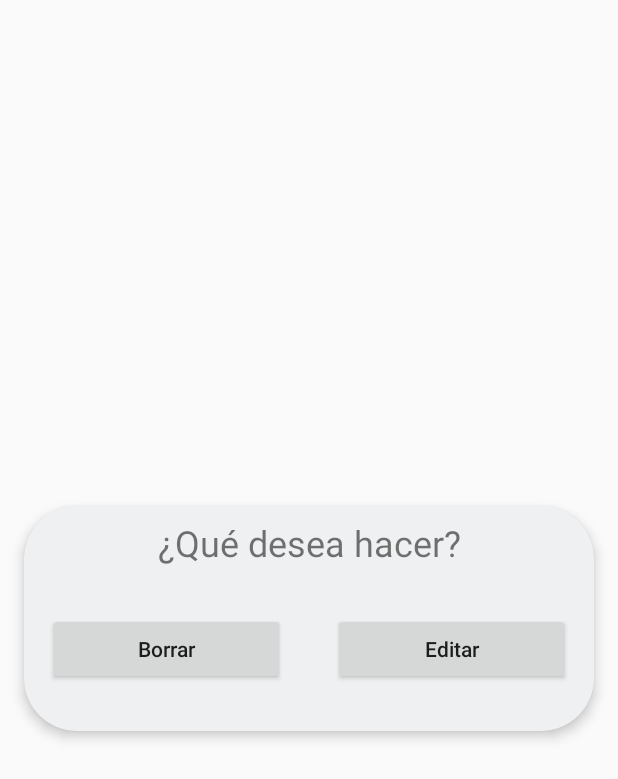
After one commit to TheBeeProgrammer/NoteIT, an Android app: the layout delete_note_dialog.xml on its own in the app's theme, with its tools: preview values and no code run, on a phone screen of 412 x 824 dp. The commit adds this screen. Shown: the top 779 px of the screen. Run offline under Robolectric (Android 15) with nearby library versions, the phone set to English and light mode, and no system bars.

Commit message:
DeleteNoteDialog.kt added

```diff
--- a/HomeWorkNotes/app/src/main/java/com/example/homeworknotes/view/dialogs/AddTaskDialog.kt
+++ b/HomeWorkNotes/app/src/main/java/com/example/homeworknotes/view/dialogs/AddTaskDialog.kt
@@ -17,7 +17,7 @@ class AddTasksDialog : DialogFragment() {
 
     private lateinit var edtTask: EditText
     private lateinit var btnSave: Button
-    private var listener: ListenerTask? = null
+
 
 
     override fun onCreateView(
--- a/HomeWorkNotes/app/src/main/java/com/example/homeworknotes/view/dialogs/DeleteNoteDialog.kt
+++ b/HomeWorkNotes/app/src/main/java/com/example/homeworknotes/view/dialogs/DeleteNoteDialog.kt
@@ -1 +1,21 @@
 package com.example.homeworknotes.view.dialogs
+
+import android.os.Bundle
+import android.view.LayoutInflater
+import android.view.View
+import android.view.ViewGroup
+import androidx.fragment.app.DialogFragment
+import com.example.homeworknotes.R
+
+class DeleteNoteDialog : DialogFragment() {
+
+    override fun onCreateView(
+        inflater: LayoutInflater,
+        container: ViewGroup?,
+        savedInstanceState: Bundle?
+    ): View? {
+        val view = inflater.inflate(R.layout.add_task_dialog, container, false)
+        return super.onCreateView(inflater, container, savedInstanceState)
+    }
+
+}
--- a/HomeWorkNotes/app/src/main/java/com/example/homeworknotes/view/fragments/NotesFragment.kt
+++ b/HomeWorkNotes/app/src/main/java/com/example/homeworknotes/view/fragments/NotesFragment.kt
@@ -14,12 +14,13 @@ import androidx.fragment.app.Fragment
 import androidx.lifecycle.ViewModelProviders
 import com.example.homeworknotes.R
 import com.example.homeworknotes.model.NotesModel
+import com.example.homeworknotes.utils.setFormatDate
 import com.example.homeworknotes.view.dialogs.DatePickerFragment
 import com.example.homeworknotes.viewmodel.NotesViewModel
 import java.util.*
 
-private const val ARG_HOMEWORK_ID = "homework_id"
-private const val TAG = "HomeWorkNotesFragment"
+private const val ARG_HOMEWORK_ID = "note_id"
+private const val TAG = "NotesFragment"
 private const val DIALOG_DATE = "DialogDate"
 private const val REQUEST_DATE = 0
 
@@ -84,12 +85,12 @@ class NotesFragment : Fragment(), DatePickerFragment.Callbacks {
     }
 
     private fun initUI() {
-      /*edtName.setText("")
-        btnDate.text = note.date.toString()
+        edtName.setText(note.name)
+        btnDate.setFormatDate(note.date)
         checkBoxComplete.apply {
             isChecked = note.isComplete
             jumpDrawablesToCurrentState()
-        }*/
+        }
 
     }
 
--- /dev/null
+++ b/HomeWorkNotes/app/src/main/res/layout/delete_note_dialog.xml
@@ -0,0 +1,64 @@
+<?xml version="1.0" encoding="utf-8"?>
+<androidx.constraintlayout.widget.ConstraintLayout xmlns:android="http://schemas.android.com/apk/res/android"
+    xmlns:app="http://schemas.android.com/apk/res-auto"
+    xmlns:tools="http://schemas.android.com/tools"
+    android:layout_width="match_parent"
+    android:layout_height="match_parent">
+
+    <androidx.cardview.widget.CardView
+        android:layout_width="match_parent"
+        android:layout_height="150dp"
+        android:layout_marginLeft="16dp"
+        android:layout_marginRight="16dp"
+        android:padding="8dp"
+        app:cardBackgroundColor="#EFF0F1"
+        app:cardCornerRadius="35dp"
+        app:cardElevation="5dp"
+        app:layout_constraintBottom_toBottomOf="parent"
+        app:layout_constraintEnd_toEndOf="parent"
+        app:layout_constraintStart_toStartOf="parent"
+        app:layout_constraintTop_toTopOf="parent">
+
+        <androidx.constraintlayout.widget.ConstraintLayout
+            android:layout_width="match_parent"
+            android:layout_height="match_parent">
+
+            <TextView
+                android:id="@+id/tv_question"
+                android:layout_width="wrap_content"
+                android:layout_height="wrap_content"
+                android:layout_marginTop="8dp"
+                android:text="@string/delete_question"
+                android:textSize="24sp"
+                app:layout_constraintEnd_toEndOf="parent"
+                app:layout_constraintStart_toStartOf="parent"
+                app:layout_constraintTop_toTopOf="parent" />
+
+            <Button
+                android:id="@+id/btn_delete"
+                android:layout_width="0dp"
+                android:layout_height="wrap_content"
+                android:layout_margin="16dp"
+                android:text="@string/borrar"
+                android:textAllCaps="false"
+                app:layout_constraintBottom_toBottomOf="parent"
+                app:layout_constraintEnd_toStartOf="@+id/btn_edit"
+                app:layout_constraintStart_toStartOf="parent"
+                app:layout_constraintTop_toBottomOf="@+id/tv_question" />
+
+            <Button
+                android:id="@+id/btn_edit"
+                android:layout_width="0dp"
+                android:layout_height="wrap_content"
+                android:layout_marginStart="16dp"
+                android:layout_marginEnd="16dp"
+                android:text="@string/editar"
+                android:textAllCaps="false"
+                app:layout_constraintBottom_toBottomOf="parent"
+                app:layout_constraintEnd_toEndOf="parent"
+                app:layout_constraintStart_toEndOf="@+id/btn_delete"
+                app:layout_constraintTop_toBottomOf="@+id/tv_question" />
+        </androidx.constraintlayout.widget.ConstraintLayout>
+    </androidx.cardview.widget.CardView>
+
+</androidx.constraintlayout.widget.ConstraintLayout>
--- a/HomeWorkNotes/app/src/main/res/values/strings.xml
+++ b/HomeWorkNotes/app/src/main/res/values/strings.xml
@@ -6,4 +6,7 @@
     <string name="homework_made">HomeWork Made</string>
     <string name="agrega_una_nota">Agrega una nota</string>
     <string name="search_note">Buscar Nota</string>
+    <string name="delete_question">¿Qué desea hacer?</string>
+    <string name="borrar">Borrar</string>
+    <string name="editar">Editar</string>
 </resources>
```
